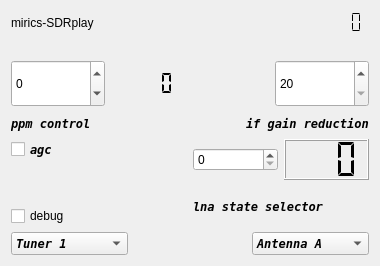
First picture: the form in devices/sdrplay-handler-v3/sdrplay-widget-v3.ui, repository JvanKatwijk/qt-dab, before the edit.
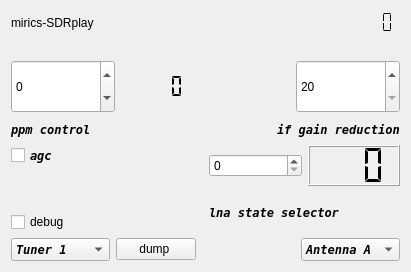
Second picture: the form after the edit.

```diff
--- a/devices/sdrplay-handler-v3/sdrplay-widget-v3.ui
+++ b/devices/sdrplay-handler-v3/sdrplay-widget-v3.ui
@@ -6,8 +6,8 @@
    <rect>
     <x>0</x>
     <y>0</y>
-    <width>380</width>
-    <height>266</height>
+    <width>411</width>
+    <height>272</height>
    </rect>
   </property>
   <property name="sizePolicy">
@@ -307,6 +307,13 @@
        </item>
       </widget>
      </item>
+     <item>
+      <widget class="QPushButton" name="dumpButton">
+       <property name="text">
+        <string>dump </string>
+       </property>
+      </widget>
+     </item>
      <item>
       <spacer name="horizontalSpacer_2">
        <property name="orientation">
```
